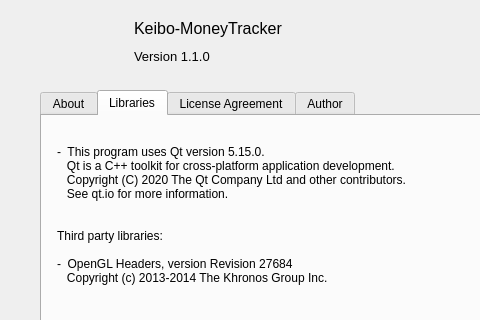
Carlos-CDM/Keibo-MoneyTracker, file keibomoneytracker/aboutdialog.ui: the form before one commit; both pictures show x 0 to 480 and y 0 to 320 of the 616 by 406 pixel window.
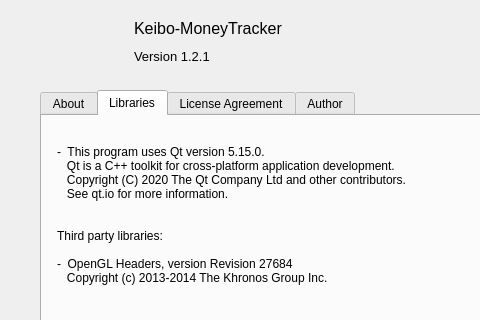
The form after the commit. The open tabs and pages were chosen to show the change.

Diff of the .ui file:
```diff
--- a/keibomoneytracker/aboutdialog.ui
+++ b/keibomoneytracker/aboutdialog.ui
@@ -858,7 +858,7 @@
     <number>0</number>
    </property>
    <property name="plainText">
-    <string>Version 1.1.0</string>
+    <string>Version 1.2.1</string>
    </property>
   </widget>
   <widget class="QGraphicsView" name="graphicsViewIcon">
```
Left out of the diff: 2 changed lines with no effect on the pictures.
